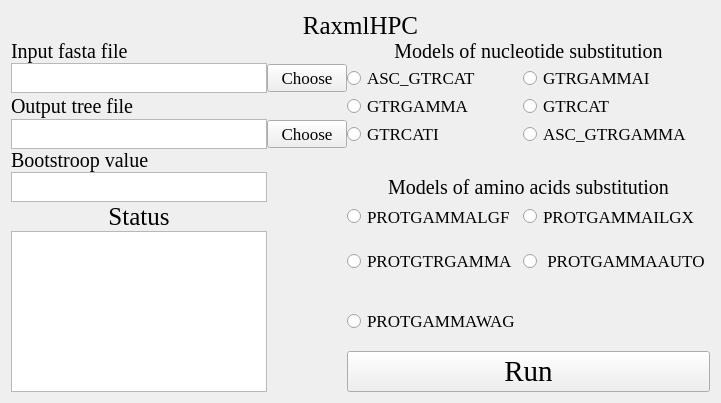
hzaurzli/MicroWorldOmics, file Raxml.ui: the form before one commit.
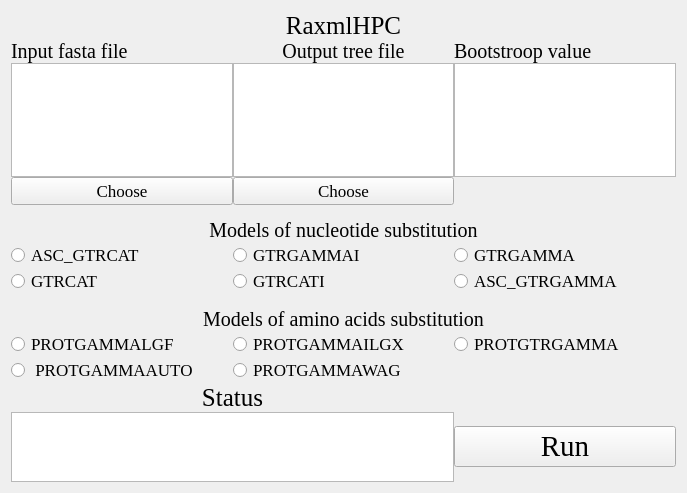
The form after the commit. Icons and pictures are not drawn.

What changed in the file:
```diff
--- a/Raxml.ui
+++ b/Raxml.ui
@@ -6,8 +6,8 @@
    <rect>
     <x>0</x>
     <y>0</y>
-    <width>721</width>
-    <height>403</height>
+    <width>687</width>
+    <height>493</height>
    </rect>
   </property>
   <property name="windowTitle">
@@ -22,155 +22,20 @@
      <property name="spacing">
       <number>0</number>
      </property>
-     <item row="8" column="2">
-      <widget class="QRadioButton" name="radioButton_7">
-       <property name="sizePolicy">
-        <sizepolicy hsizetype="Expanding" vsizetype="Expanding">
-         <horstretch>0</horstretch>
-         <verstretch>0</verstretch>
-        </sizepolicy>
-       </property>
-       <property name="font">
-        <font>
-         <family>Times New Roman</family>
-         <pointsize>13</pointsize>
-        </font>
-       </property>
+     <item row="12" column="3">
+      <widget class="QLabel" name="label_6">
        <property name="styleSheet">
         <string notr="true">background-image: url(D:/tools/Pycharm/pyqt/logo/white.png);</string>
        </property>
        <property name="text">
-        <string>PROTGAMMALGF</string>
-       </property>
-      </widget>
-     </item>
-     <item row="8" column="3">
-      <widget class="QRadioButton" name="radioButton_8">
-       <property name="sizePolicy">
-        <sizepolicy hsizetype="Expanding" vsizetype="Expanding">
-         <horstretch>0</horstretch>
-         <verstretch>0</verstretch>
-        </sizepolicy>
-       </property>
-       <property name="font">
-        <font>
-         <family>Times New Roman</family>
-         <pointsize>13</pointsize>
-        </font>
-       </property>
-       <property name="styleSheet">
-        <string notr="true">background-image: url(D:/tools/Pycharm/pyqt/logo/white.png);</string>
-       </property>
-       <property name="text">
-        <string>PROTGAMMAILGX</string>
-       </property>
-      </widget>
-     </item>
-     <item row="9" column="3">
-      <widget class="QRadioButton" name="radioButton_10">
-       <property name="sizePolicy">
-        <sizepolicy hsizetype="Expanding" vsizetype="Expanding">
-         <horstretch>0</horstretch>
-         <verstretch>0</verstretch>
-        </sizepolicy>
-       </property>
-       <property name="font">
-        <font>
-         <family>Times New Roman</family>
-         <pointsize>13</pointsize>
-        </font>
-       </property>
-       <property name="styleSheet">
-        <string notr="true">background-image: url(D:/tools/Pycharm/pyqt/logo/white.png);</string>
-       </property>
-       <property name="text">
-        <string> PROTGAMMAAUTO</string>
-       </property>
-      </widget>
-     </item>
-     <item row="9" column="2">
-      <widget class="QRadioButton" name="radioButton_9">
-       <property name="sizePolicy">
-        <sizepolicy hsizetype="Expanding" vsizetype="Expanding">
-         <horstretch>0</horstretch>
-         <verstretch>0</verstretch>
-        </sizepolicy>
-       </property>
-       <property name="font">
-        <font>
-         <family>Times New Roman</family>
-         <pointsize>13</pointsize>
-        </font>
-       </property>
-       <property name="styleSheet">
-        <string notr="true">background-image: url(D:/tools/Pycharm/pyqt/logo/white.png);</string>
-       </property>
-       <property name="text">
-        <string>PROTGTRGAMMA</string>
-       </property>
-      </widget>
-     </item>
-     <item row="10" column="2" colspan="2">
-      <widget class="QRadioButton" name="radioButton_11">
-       <property name="sizePolicy">
-        <sizepolicy hsizetype="Expanding" vsizetype="Expanding">
-         <horstretch>0</horstretch>
-         <verstretch>0</verstretch>
-        </sizepolicy>
-       </property>
-       <property name="font">
-        <font>
-         <family>Times New Roman</family>
-         <pointsize>13</pointsize>
-        </font>
-       </property>
-       <property name="styleSheet">
-        <string notr="true">background-image: url(D:/tools/Pycharm/pyqt/logo/white.png);</string>
-       </property>
-       <property name="text">
-        <string>PROTGAMMAWAG</string>
-       </property>
-      </widget>
-     </item>
-     <item row="2" column="2">
-      <widget class="QRadioButton" name="radioButton">
-       <property name="sizePolicy">
-        <sizepolicy hsizetype="Expanding" vsizetype="Expanding">
-         <horstretch>0</horstretch>
-         <verstretch>0</verstretch>
-        </sizepolicy>
-       </property>
-       <property name="font">
-        <font>
-         <family>Times New Roman</family>
-         <pointsize>13</pointsize>
-        </font>
-       </property>
-       <property name="styleSheet">
-        <string notr="true">background-image: url(D:/tools/Pycharm/pyqt/logo/white.png);</string>
-       </property>
-       <property name="text">
-        <string>ASC_GTRCAT</string>
-       </property>
-      </widget>
-     </item>
-     <item row="2" column="1">
-      <widget class="QPushButton" name="pushButton_2">
-       <property name="font">
-        <font>
-         <family>Times New Roman</family>
-         <pointsize>13</pointsize>
-        </font>
-       </property>
-       <property name="text">
-        <string>Choose</string>
+        <string/>
        </property>
       </widget>
      </item>
      <item row="2" column="0">
       <widget class="QTextBrowser" name="textBrowser_2">
        <property name="sizePolicy">
-        <sizepolicy hsizetype="Expanding" vsizetype="MinimumExpanding">
+        <sizepolicy hsizetype="Expanding" vsizetype="Expanding">
          <horstretch>0</horstretch>
          <verstretch>0</verstretch>
         </sizepolicy>
@@ -178,7 +43,7 @@
        <property name="maximumSize">
         <size>
          <width>16777215</width>
-         <height>30</height>
+         <height>16777215</height>
         </size>
        </property>
        <property name="styleSheet">
@@ -186,51 +51,7 @@
        </property>
       </widget>
      </item>
-     <item row="1" column="2" colspan="2">
-      <widget class="QLabel" name="label_7">
-       <property name="font">
-        <font>
-         <family>Times New Roman</family>
-         <pointsize>15</pointsize>
-        </font>
-       </property>
-       <property name="text">
-        <string>Models of nucleotide substitution</string>
-       </property>
-       <property name="alignment">
-        <set>Qt::AlignCenter</set>
-       </property>
-      </widget>
-     </item>
-     <item row="6" column="0">
-      <widget class="QLabel" name="label_5">
-       <property name="sizePolicy">
-        <sizepolicy hsizetype="Preferred" vsizetype="MinimumExpanding">
-         <horstretch>0</horstretch>
-         <verstretch>0</verstretch>
-        </sizepolicy>
-       </property>
-       <property name="maximumSize">
-        <size>
-         <width>16777215</width>
-         <height>30</height>
-        </size>
-       </property>
-       <property name="font">
-        <font>
-         <family>Times New Roman</family>
-         <pointsize>15</pointsize>
-        </font>
-       </property>
-       <property name="text">
-        <string>Bootstroop value</string>
-       </property>
-       <property name="alignment">
-        <set>Qt::AlignLeading|Qt::AlignLeft|Qt::AlignVCenter</set>
-       </property>
-      </widget>
-     </item>
-     <item row="2" column="3">
+     <item row="6" column="2">
       <widget class="QRadioButton" name="radioButton_2">
        <property name="sizePolicy">
         <sizepolicy hsizetype="Expanding" vsizetype="Expanding">
@@ -252,114 +73,7 @@
        </property>
       </widget>
      </item>
-     <item row="7" column="0">
-      <widget class="QTextEdit" name="textEdit">
-       <property name="sizePolicy">
-        <sizepolicy hsizetype="Expanding" vsizetype="MinimumExpanding">
-         <horstretch>0</horstretch>
-         <verstretch>0</verstretch>
-        </sizepolicy>
-       </property>
-       <property name="maximumSize">
-        <size>
-         <width>16777215</width>
-         <height>30</height>
-        </size>
-       </property>
-       <property name="styleSheet">
-        <string notr="true">background-image: url(D:/Documents/Desktop/white.png)</string>
-       </property>
-      </widget>
-     </item>
-     <item row="3" column="2">
-      <widget class="QRadioButton" name="radioButton_3">
-       <property name="sizePolicy">
-        <sizepolicy hsizetype="Expanding" vsizetype="Expanding">
-         <horstretch>0</horstretch>
-         <verstretch>0</verstretch>
-        </sizepolicy>
-       </property>
-       <property name="font">
-        <font>
-         <family>Times New Roman</family>
-         <pointsize>13</pointsize>
-        </font>
-       </property>
-       <property name="styleSheet">
-        <string notr="true">background-image: url(D:/tools/Pycharm/pyqt/logo/white.png);</string>
-       </property>
-       <property name="text">
-        <string>GTRGAMMA</string>
-       </property>
-      </widget>
-     </item>
-     <item row="4" column="2">
-      <widget class="QRadioButton" name="radioButton_5">
-       <property name="sizePolicy">
-        <sizepolicy hsizetype="Expanding" vsizetype="Expanding">
-         <horstretch>0</horstretch>
-         <verstretch>0</verstretch>
-        </sizepolicy>
-       </property>
-       <property name="font">
-        <font>
-         <family>Times New Roman</family>
-         <pointsize>13</pointsize>
-        </font>
-       </property>
-       <property name="styleSheet">
-        <string notr="true">background-image: url(D:/tools/Pycharm/pyqt/logo/white.png);</string>
-       </property>
-       <property name="text">
-        <string>GTRCATI</string>
-       </property>
-      </widget>
-     </item>
-     <item row="3" column="3">
-      <widget class="QRadioButton" name="radioButton_4">
-       <property name="sizePolicy">
-        <sizepolicy hsizetype="Expanding" vsizetype="Expanding">
-         <horstretch>0</horstretch>
-         <verstretch>0</verstretch>
-        </sizepolicy>
-       </property>
-       <property name="font">
-        <font>
-         <family>Times New Roman</family>
-         <pointsize>13</pointsize>
-        </font>
-       </property>
-       <property name="styleSheet">
-        <string notr="true">background-image: url(D:/tools/Pycharm/pyqt/logo/white.png);</string>
-       </property>
-       <property name="text">
-        <string>GTRCAT</string>
-       </property>
-      </widget>
-     </item>
-     <item row="4" column="3">
-      <widget class="QRadioButton" name="radioButton_6">
-       <property name="sizePolicy">
-        <sizepolicy hsizetype="Expanding" vsizetype="Expanding">
-         <horstretch>0</horstretch>
-         <verstretch>0</verstretch>
-        </sizepolicy>
-       </property>
-       <property name="font">
-        <font>
-         <family>Times New Roman</family>
-         <pointsize>13</pointsize>
-        </font>
-       </property>
-       <property name="styleSheet">
-        <string notr="true">background-image: url(D:/tools/Pycharm/pyqt/logo/white.png);</string>
-       </property>
-       <property name="text">
-        <string>ASC_GTRGAMMA</string>
-       </property>
-      </widget>
-     </item>
-     <item row="7" column="2" colspan="2">
+     <item row="10" column="0" colspan="4">
       <widget class="QLabel" name="label_8">
        <property name="font">
         <font>
@@ -375,6 +89,104 @@
        </property>
       </widget>
      </item>
+     <item row="2" column="2">
+      <widget class="QTextBrowser" name="textBrowser_3">
+       <property name="sizePolicy">
+        <sizepolicy hsizetype="Expanding" vsizetype="Expanding">
+         <horstretch>0</horstretch>
+         <verstretch>0</verstretch>
+        </sizepolicy>
+       </property>
+       <property name="maximumSize">
+        <size>
+         <width>16777215</width>
+         <height>16777215</height>
+        </size>
+       </property>
+       <property name="styleSheet">
+        <string notr="true">background-image: url(D:/tools/Pycharm/pyqt/logo/white.png)</string>
+       </property>
+      </widget>
+     </item>
+     <item row="6" column="3">
+      <widget class="QRadioButton" name="radioButton_3">
+       <property name="sizePolicy">
+        <sizepolicy hsizetype="Expanding" vsizetype="Expanding">
+         <horstretch>0</horstretch>
+         <verstretch>0</verstretch>
+        </sizepolicy>
+       </property>
+       <property name="font">
+        <font>
+         <family>Times New Roman</family>
+         <pointsize>13</pointsize>
+        </font>
+       </property>
+       <property name="styleSheet">
+        <string notr="true">background-image: url(D:/tools/Pycharm/pyqt/logo/white.png);</string>
+       </property>
+       <property name="text">
+        <string>GTRGAMMA</string>
+       </property>
+      </widget>
+     </item>
+     <item row="3" column="2">
+      <widget class="QPushButton" name="pushButton_3">
+       <property name="font">
+        <font>
+         <family>Times New Roman</family>
+         <pointsize>13</pointsize>
+        </font>
+       </property>
+       <property name="text">
+        <string>Choose</string>
+       </property>
+      </widget>
+     </item>
+     <item row="1" column="2">
+      <widget class="QLabel" name="label_3">
+       <property name="sizePolicy">
+        <sizepolicy hsizetype="Preferred" vsizetype="MinimumExpanding">
+         <horstretch>0</horstretch>
+         <verstretch>0</verstretch>
+        </sizepolicy>
+       </property>
+       <property name="maximumSize">
+        <size>
+         <width>16777215</width>
+         <height>30</height>
+        </size>
+       </property>
+       <property name="font">
+        <font>
+         <family>Times New Roman</family>
+         <pointsize>15</pointsize>
+        </font>
+       </property>
+       <property name="text">
+        <string>Output tree file</string>
+       </property>
+       <property name="alignment">
+        <set>Qt::AlignCenter</set>
+       </property>
+      </widget>
+     </item>
+     <item row="5" column="0" colspan="4">
+      <widget class="QLabel" name="label_7">
+       <property name="font">
+        <font>
+         <family>Times New Roman</family>
+         <pointsize>15</pointsize>
+        </font>
+       </property>
+       <property name="text">
+        <string>Models of nucleotide substitution</string>
+       </property>
+       <property name="alignment">
+        <set>Qt::AlignCenter</set>
+       </property>
+      </widget>
+     </item>
      <item row="1" column="0">
       <widget class="QLabel" name="label_2">
        <property name="sizePolicy">
@@ -403,8 +215,8 @@
        </property>
       </widget>
      </item>
-     <item row="3" column="0">
-      <widget class="QLabel" name="label_3">
+     <item row="1" column="3">
+      <widget class="QLabel" name="label_5">
        <property name="sizePolicy">
         <sizepolicy hsizetype="Preferred" vsizetype="MinimumExpanding">
          <horstretch>0</horstretch>
@@ -424,7 +236,7 @@
         </font>
        </property>
        <property name="text">
-        <string>Output tree file</string>
+        <string>Bootstroop value</string>
        </property>
        <property name="alignment">
         <set>Qt::AlignLeading|Qt::AlignLeft|Qt::AlignVCenter</set>
@@ -459,23 +271,54 @@
        </property>
       </widget>
      </item>
-     <item row="4" column="1">
-      <widget class="QPushButton" name="pushButton_3">
+     <item row="12" column="2">
+      <widget class="QRadioButton" name="radioButton_11">
+       <property name="sizePolicy">
+        <sizepolicy hsizetype="Expanding" vsizetype="Expanding">
+         <horstretch>0</horstretch>
+         <verstretch>0</verstretch>
+        </sizepolicy>
+       </property>
        <property name="font">
         <font>
          <family>Times New Roman</family>
          <pointsize>13</pointsize>
         </font>
        </property>
+       <property name="styleSheet">
+        <string notr="true">background-image: url(D:/tools/Pycharm/pyqt/logo/white.png);</string>
+       </property>
        <property name="text">
-        <string>Choose</string>
+        <string>PROTGAMMAWAG</string>
        </property>
       </widget>
      </item>
-     <item row="4" column="0">
-      <widget class="QTextBrowser" name="textBrowser_3">
+     <item row="6" column="0">
+      <widget class="QRadioButton" name="radioButton">
        <property name="sizePolicy">
-        <sizepolicy hsizetype="Expanding" vsizetype="MinimumExpanding">
+        <sizepolicy hsizetype="Expanding" vsizetype="Expanding">
+         <horstretch>0</horstretch>
+         <verstretch>0</verstretch>
+        </sizepolicy>
+       </property>
+       <property name="font">
+        <font>
+         <family>Times New Roman</family>
+         <pointsize>13</pointsize>
+        </font>
+       </property>
+       <property name="styleSheet">
+        <string notr="true">background-image: url(D:/tools/Pycharm/pyqt/logo/white.png);</string>
+       </property>
+       <property name="text">
+        <string>ASC_GTRCAT</string>
+       </property>
+      </widget>
+     </item>
+     <item row="2" column="3">
+      <widget class="QTextEdit" name="textEdit">
+       <property name="sizePolicy">
+        <sizepolicy hsizetype="Expanding" vsizetype="Expanding">
          <horstretch>0</horstretch>
          <verstretch>0</verstretch>
         </sizepolicy>
@@ -483,15 +326,37 @@
        <property name="maximumSize">
         <size>
          <width>16777215</width>
-         <height>30</height>
+         <height>16777215</height>
         </size>
        </property>
        <property name="styleSheet">
-        <string notr="true">background-image: url(D:/tools/Pycharm/pyqt/logo/white.png)</string>
+        <string notr="true">background-image: url(D:/Documents/Desktop/white.png)</string>
        </property>
       </widget>
      </item>
-     <item row="8" column="0">
+     <item row="11" column="3">
+      <widget class="QRadioButton" name="radioButton_9">
+       <property name="sizePolicy">
+        <sizepolicy hsizetype="Expanding" vsizetype="Expanding">
+         <horstretch>0</horstretch>
+         <verstretch>0</verstretch>
+        </sizepolicy>
+       </property>
+       <property name="font">
+        <font>
+         <family>Times New Roman</family>
+         <pointsize>13</pointsize>
+        </font>
+       </property>
+       <property name="styleSheet">
+        <string notr="true">background-image: url(D:/tools/Pycharm/pyqt/logo/white.png);</string>
+       </property>
+       <property name="text">
+        <string>PROTGTRGAMMA</string>
+       </property>
+      </widget>
+     </item>
+     <item row="13" column="0" colspan="3">
       <widget class="QLabel" name="label_4">
        <property name="font">
         <font>
@@ -507,26 +372,73 @@
        </property>
       </widget>
      </item>
-     <item row="9" column="0" rowspan="3">
-      <widget class="QTextBrowser" name="textBrowser">
+     <item row="12" column="0">
+      <widget class="QRadioButton" name="radioButton_10">
        <property name="sizePolicy">
         <sizepolicy hsizetype="Expanding" vsizetype="Expanding">
          <horstretch>0</horstretch>
          <verstretch>0</verstretch>
         </sizepolicy>
        </property>
-       <property name="maximumSize">
-        <size>
-         <width>16777215</width>
-         <height>16777215</height>
-        </size>
+       <property name="font">
+        <font>
+         <family>Times New Roman</family>
+         <pointsize>13</pointsize>
+        </font>
        </property>
        <property name="styleSheet">
-        <string notr="true">background-image: url(D:/tools/Pycharm/pyqt/logo/white.png)</string>
+        <string notr="true">background-image: url(D:/tools/Pycharm/pyqt/logo/white.png);</string>
        </property>
+       <property name="text">
+        <string> PROTGAMMAAUTO</string>
+       </property>
       </widget>
      </item>
-     <item row="11" column="2" colspan="2">
+     <item row="8" column="3">
+      <widget class="QRadioButton" name="radioButton_6">
+       <property name="sizePolicy">
+        <sizepolicy hsizetype="Expanding" vsizetype="Expanding">
+         <horstretch>0</horstretch>
+         <verstretch>0</verstretch>
+        </sizepolicy>
+       </property>
+       <property name="font">
+        <font>
+         <family>Times New Roman</family>
+         <pointsize>13</pointsize>
+        </font>
+       </property>
+       <property name="styleSheet">
+        <string notr="true">background-image: url(D:/tools/Pycharm/pyqt/logo/white.png);</string>
+       </property>
+       <property name="text">
+        <string>ASC_GTRGAMMA</string>
+       </property>
+      </widget>
+     </item>
+     <item row="8" column="0">
+      <widget class="QRadioButton" name="radioButton_4">
+       <property name="sizePolicy">
+        <sizepolicy hsizetype="Expanding" vsizetype="Expanding">
+         <horstretch>0</horstretch>
+         <verstretch>0</verstretch>
+        </sizepolicy>
+       </property>
+       <property name="font">
+        <font>
+         <family>Times New Roman</family>
+         <pointsize>13</pointsize>
+        </font>
+       </property>
+       <property name="styleSheet">
+        <string notr="true">background-image: url(D:/tools/Pycharm/pyqt/logo/white.png);</string>
+       </property>
+       <property name="text">
+        <string>GTRCAT</string>
+       </property>
+      </widget>
+     </item>
+     <item row="14" column="3" rowspan="3">
       <widget class="QPushButton" name="pushButton">
        <property name="font">
         <font>
@@ -542,6 +454,118 @@
        </property>
       </widget>
      </item>
+     <item row="8" column="2">
+      <widget class="QRadioButton" name="radioButton_5">
+       <property name="sizePolicy">
+        <sizepolicy hsizetype="Expanding" vsizetype="Expanding">
+         <horstretch>0</horstretch>
+         <verstretch>0</verstretch>
+        </sizepolicy>
+       </property>
+       <property name="font">
+        <font>
+         <family>Times New Roman</family>
+         <pointsize>13</pointsize>
+        </font>
+       </property>
+       <property name="styleSheet">
+        <string notr="true">background-image: url(D:/tools/Pycharm/pyqt/logo/white.png);</string>
+       </property>
+       <property name="text">
+        <string>GTRCATI</string>
+       </property>
+      </widget>
+     </item>
+     <item row="4" column="0" colspan="4">
+      <widget class="QLabel" name="label_9">
+       <property name="text">
+        <string/>
+       </property>
+      </widget>
+     </item>
+     <item row="14" column="0" rowspan="3" colspan="3">
+      <widget class="QTextBrowser" name="textBrowser">
+       <property name="sizePolicy">
+        <sizepolicy hsizetype="Expanding" vsizetype="Expanding">
+         <horstretch>0</horstretch>
+         <verstretch>0</verstretch>
+        </sizepolicy>
+       </property>
+       <property name="maximumSize">
+        <size>
+         <width>16777215</width>
+         <height>16777215</height>
+        </size>
+       </property>
+       <property name="styleSheet">
+        <string notr="true">background-image: url(D:/tools/Pycharm/pyqt/logo/white.png)</string>
+       </property>
+      </widget>
+     </item>
+     <item row="11" column="2">
+      <widget class="QRadioButton" name="radioButton_8">
+       <property name="sizePolicy">
+        <sizepolicy hsizetype="Expanding" vsizetype="Expanding">
+         <horstretch>0</horstretch>
+         <verstretch>0</verstretch>
+        </sizepolicy>
+       </property>
+       <property name="font">
+        <font>
+         <family>Times New Roman</family>
+         <pointsize>13</pointsize>
+        </font>
+       </property>
+       <property name="styleSheet">
+        <string notr="true">background-image: url(D:/tools/Pycharm/pyqt/logo/white.png);</string>
+       </property>
+       <property name="text">
+        <string>PROTGAMMAILGX</string>
+       </property>
+      </widget>
+     </item>
+     <item row="3" column="0">
+      <widget class="QPushButton" name="pushButton_2">
+       <property name="font">
+        <font>
+         <family>Times New Roman</family>
+         <pointsize>13</pointsize>
+        </font>
+       </property>
+       <property name="text">
+        <string>Choose</string>
+       </property>
+      </widget>
+     </item>
+     <item row="11" column="0">
+      <widget class="QRadioButton" name="radioButton_7">
+       <property name="sizePolicy">
+        <sizepolicy hsizetype="Expanding" vsizetype="Expanding">
+         <horstretch>0</horstretch>
+         <verstretch>0</verstretch>
+        </sizepolicy>
+       </property>
+       <property name="font">
+        <font>
+         <family>Times New Roman</family>
+         <pointsize>13</pointsize>
+        </font>
+       </property>
+       <property name="styleSheet">
+        <string notr="true">background-image: url(D:/tools/Pycharm/pyqt/logo/white.png);</string>
+       </property>
+       <property name="text">
+        <string>PROTGAMMALGF</string>
+       </property>
+      </widget>
+     </item>
+     <item row="9" column="0" colspan="4">
+      <widget class="QLabel" name="label_10">
+       <property name="text">
+        <string/>
+       </property>
+      </widget>
+     </item>
     </layout>
    </item>
   </layout>
```
